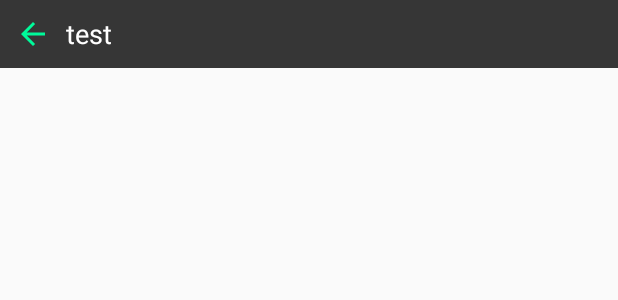
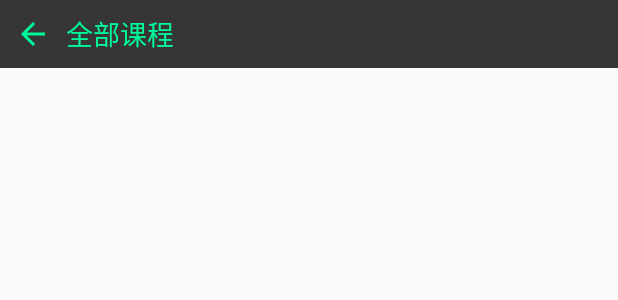
Before and after one commit to ryleneli/EXAMBa, an Android app: the layout all_lessons.xml on its own in the app's theme, with its tools: preview values and no code run, on a phone screen of 412 x 824 dp. Shown: the top 300 px of the screen. Run offline under Robolectric (Android 15) with nearby library versions, the phone set to English and light mode, and no system bars; Roboto replaces fonts that are not available here.

Commit message:
modify some layout

```diff
--- a/app/src/main/java/com/example/Adapter/MyRecyclerViewAdapter.java
+++ b/app/src/main/java/com/example/Adapter/MyRecyclerViewAdapter.java
@@ -5,7 +5,6 @@ import android.graphics.Color;
 import android.support.annotation.NonNull;
 import android.support.v4.content.ContextCompat;
 import android.support.v7.widget.RecyclerView;
-import android.text.Layout;
 import android.view.LayoutInflater;
 import android.view.View;
 import android.view.ViewGroup;
@@ -51,7 +50,7 @@ public class MyRecyclerViewAdapter extends RecyclerView.Adapter<MyRecyclerViewAd
     @NonNull
     @Override
     public ViewHolder onCreateViewHolder(@NonNull ViewGroup parent, int viewType) {
-        View view = LayoutInflater.from(parent.getContext()).inflate(R.layout.mylessons, parent, false);
+        View view = LayoutInflater.from(parent.getContext()).inflate(R.layout.mylessons_recy, parent, false);
         final ViewHolder holder = new ViewHolder(view);
         holder.itemView.setOnClickListener(new View.OnClickListener() {
             @Override
--- a/app/src/main/java/com/example/Adapter/MylessonAdapter.java
+++ b/app/src/main/java/com/example/Adapter/MylessonAdapter.java
@@ -29,9 +29,7 @@ public class MylessonAdapter extends ArrayAdapter {
         public View getView(int position, View convertView, ViewGroup parent) {
             Lesson lesson = (Lesson) getItem(position); // 获取当前项的Fruit实例
             View view = LayoutInflater.from(getContext()).inflate(resourceId, null);//实例化一个对象
-            ItemView LessonName = (ItemView) view.findViewById(R.id.lesson_name);//获取该布局内的文本视图
-            TextView textView = LessonName.getLeftText();
-            textView.setText(lesson.getName());//为文本视图设置文本内容
+
             return view;
         }
     }
--- a/app/src/main/java/com/example/UI/TitleBarView.java
+++ b/app/src/main/java/com/example/UI/TitleBarView.java
@@ -25,7 +25,6 @@ public class TitleBarView extends RelativeLayout {
     private static String TAG = "TitleBarView";
 
     public ImageButton titleBack,titleAnswer;
-    public ImageView titleClock;
     public TextView titleText;
     public Chronometer chronometer;
 
@@ -58,7 +57,6 @@ public class TitleBarView extends RelativeLayout {
         titleBack = findViewById(R.id.title_back_icon);
         titleAnswer = findViewById(R.id.title_answer);
         chronometer = findViewById(R.id.title_exam_chronometer);
-        titleClock = findViewById(R.id.title_clock);
 
         TypedArray attributes = context.obtainStyledAttributes(attrs, R.styleable.TitleBarView);
         //Log.i(TAG,"LRL ENTER INIT and obtain is ok");
@@ -92,14 +90,6 @@ public class TitleBarView extends RelativeLayout {
             } else {
                 chronometer.setVisibility(View.INVISIBLE);
             }
-
-            //时钟图标
-            boolean titleClockVisible = attributes.getBoolean(R.styleable.TitleBarView_title_clock_visible, false);
-            if (titleClockVisible) {
-                titleClock.setVisibility(View.VISIBLE);
-            } else {
-                titleClock.setVisibility(View.INVISIBLE);
-            }
             attributes.recycle();
         }
     }
@@ -110,9 +100,6 @@ public class TitleBarView extends RelativeLayout {
     }
     public ImageView getTitleAnswer() {
         return titleAnswer;
-    }
-    public ImageView getTitleClock() {
-        return titleClock;
     }
     public TextView getTitleText() {
         return titleText;
@@ -142,13 +129,6 @@ public class TitleBarView extends RelativeLayout {
             titleBack.setVisibility(View.INVISIBLE);
         }
     }
-    public void setTitleClock(boolean visible) {
-        if (visible) {
-            titleClock.setVisibility(View.VISIBLE);
-        } else {
-            titleClock.setVisibility(View.INVISIBLE);
-        }
-    }
     public void setChronometer(boolean visible) {
         if (visible) {
             chronometer.setVisibility(View.VISIBLE);
--- a/app/src/main/res/layout/all_lessons.xml
+++ b/app/src/main/res/layout/all_lessons.xml
@@ -8,9 +8,9 @@
         android:layout_width="match_parent"
         android:layout_height="wrap_content"
         app:title_back_icon_visible="true"
-        app:title_text_text="test"></com.example.UI.TitleBarView>
-    <ScrollView xmlns:android="http://schemas.android.com/apk/res/android"
-        xmlns:app="http://schemas.android.com/apk/res-auto"
+        app:title_text_text="全部课程"
+        ></com.example.UI.TitleBarView>
+    <ScrollView
         android:layout_width="match_parent"
         android:layout_height="match_parent"
         >
@@ -21,7 +21,7 @@
             android:layout_marginBottom="5dp"
             android:layout_marginRight="20dp"
             android:layout_marginLeft="20dp"
-            android:id="@+id/list_view"
+            android:id="@+id/list_view_mylessons"
             >
         </com.example.Object.MyListView>
     </ScrollView>
--- a/app/src/main/res/layout/item_view.xml
+++ b/app/src/main/res/layout/item_view.xml
@@ -11,7 +11,7 @@
         android:layout_width="wrap_content"
         android:layout_height="wrap_content"
         android:layout_centerVertical="true"
-        android:scaleType="fitCenter"
+        android:scaleType="centerInside"
         android:layout_marginLeft="10dp"
         android:layout_alignParentLeft="true"
         />
--- a/app/src/main/res/layout/titlebar_view.xml
+++ b/app/src/main/res/layout/titlebar_view.xml
@@ -25,39 +25,30 @@
             android:layout_marginLeft="10dp"
             android:text="test"
             android:textSize="18dp"
-            android:textColor="#ffffff"
+            android:textColor="@color/colorRoundedButton"
             />
-        <Chronometer
-        android:id="@+id/title_exam_chronometer"
-        android:layout_width="wrap_content"
-        android:layout_height="wrap_content"
-        android:layout_centerVertical="true"
-            android:layout_marginRight="30dp"
-            android:layout_alignParentRight="true"
-        android:textSize="12dp"
-        android:textColor="@color/colorRoundedButton"
-        ></Chronometer>
-        <ImageView
-        android:id="@+id/title_clock"
-        android:layout_width="wrap_content"
-        android:layout_height="wrap_content"
-        android:layout_toLeftOf="@+id/title_exam_chronometer"
-        android:layout_centerVertical="true"
-        android:layout_marginRight="30dp"
-        android:scaleType="fitCenter"
-        android:background="@drawable/ic_access_time_black_24dp"
-        />
         <ImageButton
             android:id="@+id/title_answer"
             android:layout_width="wrap_content"
             android:layout_height="wrap_content"
-            android:layout_toLeftOf="@+id/title_clock"
+            android:layout_alignParentRight="true"
             android:layout_marginRight="30dp"
             android:layout_centerVertical="true"
             android:paddingRight="10dp"
             android:scaleType="fitCenter"
             android:background="@drawable/ic_mode_edit_black_24dp"
             />
+        <Chronometer
+            android:id="@+id/title_exam_chronometer"
+            android:layout_width="wrap_content"
+            android:layout_height="wrap_content"
+            android:layout_centerVertical="true"
+            android:layout_marginRight="30dp"
+            android:layout_toLeftOf="@+id/title_answer"
+            android:textSize="12dp"
+            android:textColor="@color/colorRoundedButton"
+        ></Chronometer>
+
 
 
 
```
Also changed, not shown: app/src/main/res/layout/allmylessons.xml (added, +45 -0 lines), app/src/main/res/layout/mylesson_list.xml (added, +67 -0 lines), app/src/main/res/layout/mylessons_list.xml (deleted, +0 -20 lines), app/src/main/res/layout/mylessons_recy.xml (renamed from app/src/main/res/layout/mylessons.xml).
